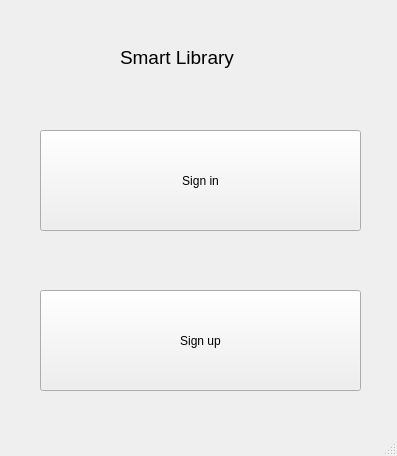
Qt form src/GUI/ui/LoginWin.ui (itlab-vision/openvino-smart-library) before a commit.
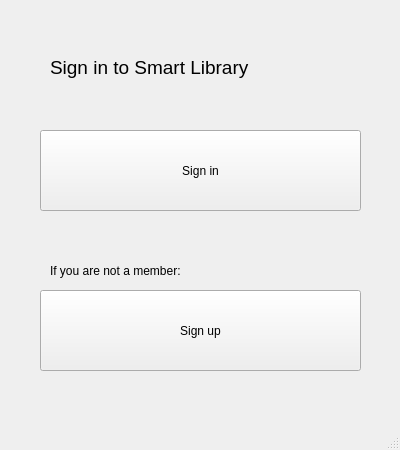
The same form after that commit.

The edit to the form file:
```diff
--- a/src/GUI/ui/LoginWin.ui
+++ b/src/GUI/ui/LoginWin.ui
@@ -6,10 +6,16 @@
    <rect>
     <x>0</x>
     <y>0</y>
-    <width>397</width>
-    <height>456</height>
+    <width>400</width>
+    <height>450</height>
    </rect>
   </property>
+  <property name="sizePolicy">
+   <sizepolicy hsizetype="Fixed" vsizetype="Fixed">
+    <horstretch>0</horstretch>
+    <verstretch>0</verstretch>
+   </sizepolicy>
+  </property>
   <property name="windowTitle">
    <string>Smart Library Login</string>
   </property>
@@ -20,7 +26,7 @@
       <x>40</x>
       <y>290</y>
       <width>321</width>
-      <height>101</height>
+      <height>81</height>
      </rect>
     </property>
     <property name="text">
@@ -33,7 +39,7 @@
       <x>40</x>
       <y>130</y>
       <width>321</width>
-      <height>101</height>
+      <height>81</height>
      </rect>
     </property>
     <property name="font">
@@ -48,9 +54,9 @@
    <widget class="QLabel" name="label">
     <property name="geometry">
      <rect>
-      <x>120</x>
-      <y>40</y>
-      <width>176</width>
+      <x>50</x>
+      <y>50</y>
+      <width>301</width>
       <height>34</height>
      </rect>
     </property>
@@ -61,7 +67,25 @@
      </font>
     </property>
     <property name="text">
-     <string>Smart Library </string>
+     <string>Sign in to Smart Library</string>
+    </property>
+   </widget>
+   <widget class="QLabel" name="label_2">
+    <property name="geometry">
+     <rect>
+      <x>50</x>
+      <y>260</y>
+      <width>301</width>
+      <height>21</height>
+     </rect>
+    </property>
+    <property name="font">
+     <font>
+      <pointsize>9</pointsize>
+     </font>
+    </property>
+    <property name="text">
+     <string>If you are not a member:</string>
     </property>
    </widget>
   </widget>
```
